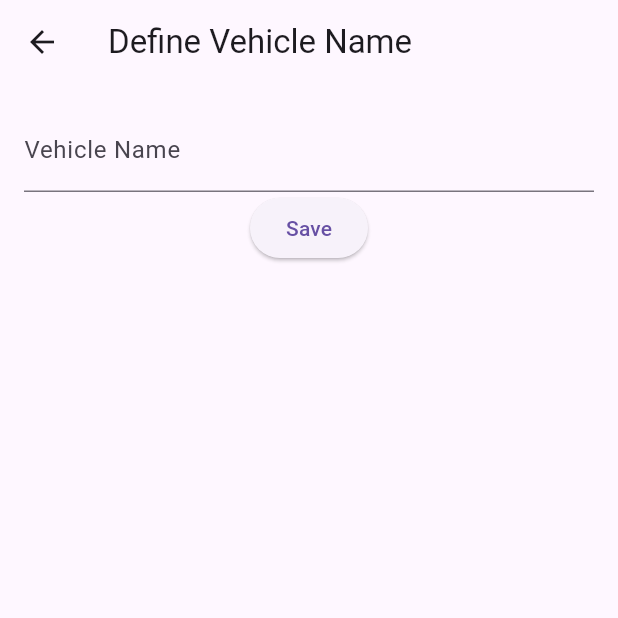
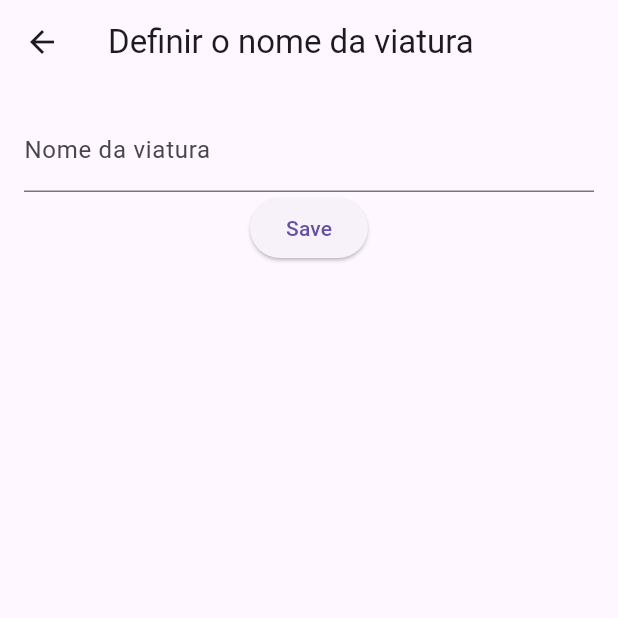
Before and after one commit to laerciomonteiro/patrulha_connect, a Flutter app: the VTRNameScreen screen opened directly with empty values, on a phone screen of 412 x 824 dp, the top half of it. Run offline on Flutter 3.47's test engine with Material 3 defaults, Android fonts, the phone set to English and light mode, and no system bars; our stand-ins replace cloud_firestore, firebase_auth, firebase_core, flutter_local_notifications, flutter_native_splash, flutter_riverpod and 3 more; missing offline and left inert: flutter_background_service; accounts and stored records are empty.

Commit message:
Primeiros commits do projeto

```diff
--- a/lib/application/providers/location_provider.dart
+++ b/lib/application/providers/location_provider.dart
@@ -63,7 +63,7 @@ class LocationNotifier extends StateNotifier<LocationState> {
   late LocationService _locationService;
   GoogleMapController? _mapController;
   bool _shouldMoveCameraOnUpdate =
-      true; // Novo flag para controle do movimento da câmera
+      true; // Flag para controle do movimento da câmera
 
   LocationNotifier(this.ref) : super(LocationState.initial()) {
     _initializeUserIdAndServices();
@@ -120,7 +120,7 @@ class LocationNotifier extends StateNotifier<LocationState> {
 
   void setMapController(GoogleMapController controller) {
     _mapController = controller;
-    // Move para posição inicial apenas no primeiro carregamento
+    // Move para a posição inicial apenas no primeiro carregamento
     if (_shouldMoveCameraOnUpdate) {
       moveCamera(state.currentPosition);
     }
--- a/lib/application/services/background_service.dart
+++ b/lib/application/services/background_service.dart
@@ -61,7 +61,7 @@ void onStart(ServiceInstance service) async {
   }
 
   // Inicialização do Firebase no isolate de background
-  await Firebase.initializeApp(); // Adicionado
+  await Firebase.initializeApp();
 
   final userId = await LocalStorage.getVTRName() ?? '';
   final api = ApiDataSource();
@@ -70,7 +70,6 @@ void onStart(ServiceInstance service) async {
   // Stream para receber atualizações de outras viaturas
   final StreamSubscription<List<VehicleLocation>> vehiclesSub =
       api.getLocations().listen((locations) {
-    // Implemente o processamento das localizações recebidas
     _processVehicleLocations(locations);
   });
 
@@ -120,7 +119,7 @@ void onStart(ServiceInstance service) async {
 
 // Função para processar localizações recebidas
 void _processVehicleLocations(List<VehicleLocation> locations) {
-  // Implemente sua lógica de atualização de interface/mapa aqui
+  // Implementar futuramente lógica de atualização de interface/mapa aqui
 }
 
 @pragma('vm:entry-point')
--- a/lib/presentation/screens/login_screen.dart
+++ b/lib/presentation/screens/login_screen.dart
@@ -1,6 +1,5 @@
 import 'package:flutter/material.dart';
 import 'package:firebase_auth/firebase_auth.dart';
-import 'home_screen.dart';
 import 'signup_screen.dart';
 
 class LoginScreen extends StatefulWidget {
--- a/lib/presentation/screens/signup_screen.dart
+++ b/lib/presentation/screens/signup_screen.dart
@@ -64,7 +64,7 @@ class _SignupScreenState extends State<SignupScreen> {
           );
         });
 
-        // Salva Vehicle Name localmente
+        // Salva nome da viatura localmente
         await LocalStorage.saveVTRName(vtrName);
         ScaffoldMessenger.of(context).showSnackBar(
           SnackBar(content: Text('Registro concluído!')),
--- a/lib/presentation/screens/vtr_name_dialog.dart
+++ b/lib/presentation/screens/vtr_name_dialog.dart
@@ -8,14 +8,14 @@ class VTRNameScreen extends StatelessWidget {
   @override
   Widget build(BuildContext context) {
     return Scaffold(
-      appBar: AppBar(title: Text('Define Vehicle Name')),
+      appBar: AppBar(title: Text('Definir o nome da viatura')),
       body: Padding(
         padding: const EdgeInsets.all(16.0),
         child: Form(
           child: Column(
             children: [
               TextFormField(
-                decoration: InputDecoration(labelText: 'Vehicle Name'),
+                decoration: InputDecoration(labelText: 'Nome da viatura'),
                 textCapitalization: TextCapitalization.characters,
                 validator: (value) {
                   if (value == null || value.isEmpty) {
@@ -26,7 +26,7 @@ class VTRNameScreen extends StatelessWidget {
               ),
               ElevatedButton(
                 onPressed: () {
-                  // Salvar o vehicle name e voltar para a HomeScreen
+                  // Salvar o nome da viatura e voltar para a HomeScreen
                 },
                 child: Text('Save'),
               ),
```
Also changed, not shown: lib/presentation/screens/home_screen.dart (+2 -8 lines).
